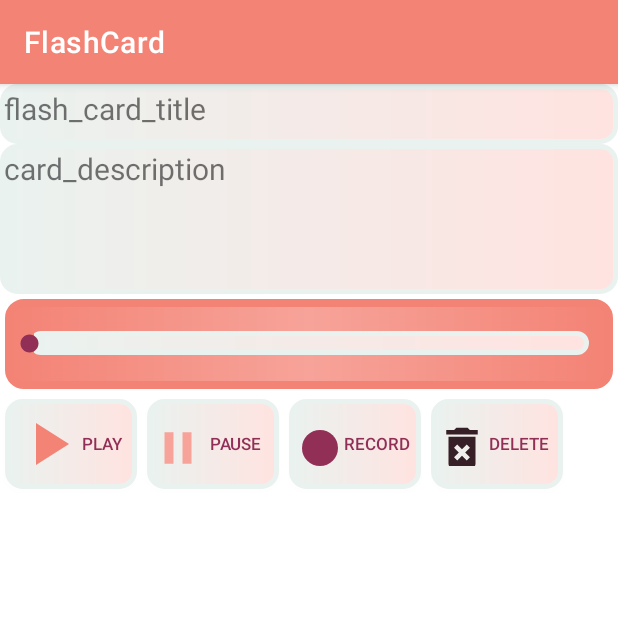
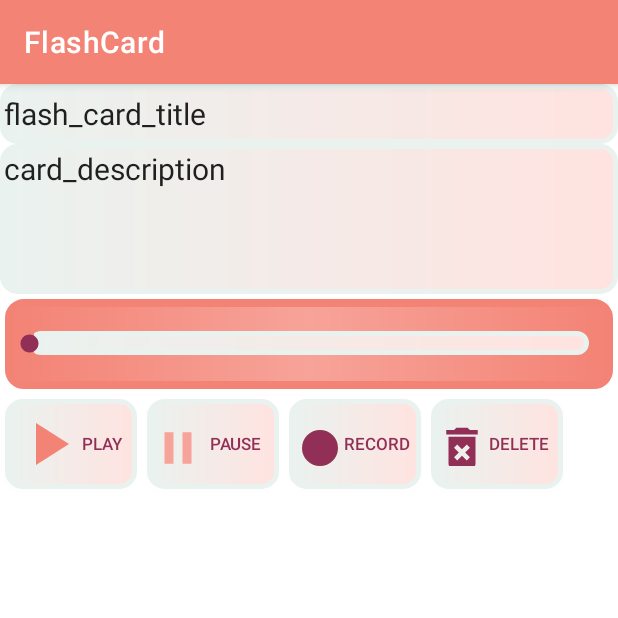
Before and after one commit to Loogibot/FlashCard, an Android app: the fragment card_template shown on its own in the app's theme, on a phone screen of 412 x 824 dp, the top half of it. Run offline under Robolectric (Android 15) with nearby library versions, the light colour scheme and no system bars.

Commit message:
cleaned up most of ui, started on some logic functionality, will need to set up recycler viewsoon

```diff
--- a/app/build.gradle
+++ b/app/build.gradle
@@ -35,7 +35,7 @@ android {
 
 dependencies {
 
-    implementation 'androidx.core:core-ktx:1.9.0'
+    implementation 'androidx.core:core-ktx:1.8.0'
     implementation 'androidx.appcompat:appcompat:1.5.1'
     implementation 'com.google.android.material:material:1.6.1'
     implementation 'androidx.constraintlayout:constraintlayout:2.1.4'
--- a/app/src/main/java/com/loogibot/flashcard/Deck/Deck.kt
+++ b/app/src/main/java/com/loogibot/flashcard/Deck/Deck.kt
@@ -7,6 +7,9 @@ class Deck(val id: Int, val name: String) {
 
     var deck: List<Card> = mutableListOf()
 
+    fun addCard() {
+
+    }
 
 
 }
--- a/app/src/main/res/drawable/custom_empty_bar.xml
+++ b/app/src/main/res/drawable/custom_empty_bar.xml
@@ -15,7 +15,7 @@
             <stroke
                 android:width="5dp"
                 android:color="@color/Fire_Opal"
-                android:dashWidth="20dp"
+                android:dashWidth="10dp"
                 android:dashGap="10dp"/>
         </shape>
     </item>
--- a/app/src/main/res/drawable/ic_baseline_delete_forever_24.xml
+++ b/app/src/main/res/drawable/delete_button.xml
@@ -4,6 +4,6 @@
     android:viewportWidth="20"
     android:viewportHeight="20">
     <path
-        android:fillColor="@color/Old_Burgundy"
+        android:fillColor="@color/Quinacridone_Magenta"
         android:pathData="M6,19c0,1.1 0.9,2 2,2h8c1.1,0 2,-0.9 2,-2L18,7L6,7v12zM8.46,11.88l1.41,-1.41L12,12.59l2.12,-2.12 1.41,1.41L13.41,14l2.12,2.12 -1.41,1.41L12,15.41l-2.12,2.12 -1.41,-1.41L10.59,14l-2.13,-2.12zM15.5,4l-1,-1h-5l-1,1L5,4v2h14L19,4z" />
 </vector>
--- a/app/src/main/res/drawable/ic_baseline_edit_24.xml
+++ b/app/src/main/res/drawable/edit_icon.xml
@@ -4,6 +4,6 @@
     android:viewportWidth="20"
     android:viewportHeight="20">
     <path
-        android:fillColor="@color/Misty_Rose"
+        android:fillColor="@color/Mint_Cream"
         android:pathData="M3,17.25V21h3.75L17.81,9.94l-3.75,-3.75L3,17.25zM20.71,7.04c0.39,-0.39 0.39,-1.02 0,-1.41l-2.34,-2.34c-0.39,-0.39 -1.02,-0.39 -1.41,0l-1.83,1.83 3.75,3.75 1.83,-1.83z" />
 </vector>
--- a/app/src/main/res/layout/audio_buttons.xml
+++ b/app/src/main/res/layout/audio_buttons.xml
@@ -2,7 +2,7 @@
 <GridLayout xmlns:android="http://schemas.android.com/apk/res/android"
     android:layout_width="wrap_content"
     android:layout_height="match_parent"
-    android:columnCount="4" >
+    android:columnCount="4">
 
     <androidx.appcompat.widget.AppCompatButton
         android:id="@+id/play_audio"
@@ -10,9 +10,9 @@
         android:layout_height="60dp"
         android:layout_column="0"
         android:layout_margin="3dp"
+        android:background="@drawable/custom_bar"
         android:drawableStart="@drawable/ic_baseline_play_arrow_24"
         android:text="@string/play_audio"
-        android:background="@drawable/custom_bar"
         android:textColor="@color/Quinacridone_Magenta"
         android:textSize="11sp" />
 
@@ -22,10 +22,10 @@
         android:layout_height="60dp"
         android:layout_column="1"
         android:layout_margin="3dp"
+        android:background="@drawable/custom_bar"
         android:drawableStart="@drawable/ic_baseline_pause_24"
         android:text="@string/pause_audio"
         android:textColor="@color/Quinacridone_Magenta"
-        android:background="@drawable/custom_bar"
         android:textSize="11sp" />
 
     <androidx.appcompat.widget.AppCompatButton
@@ -34,22 +34,22 @@
         android:layout_height="60dp"
         android:layout_column="2"
         android:layout_margin="3dp"
+        android:background="@drawable/custom_bar"
         android:drawableStart="@drawable/ic_baseline_fiber_manual_record_24"
         android:text="@string/record_audio"
         android:textColor="@color/Quinacridone_Magenta"
-        android:background="@drawable/custom_bar"
         android:textSize="11sp" />
 
     <androidx.appcompat.widget.AppCompatButton
         android:id="@+id/delete_audio"
         android:layout_width="wrap_content"
         android:layout_height="60dp"
+        android:layout_column="3"
         android:layout_margin="3dp"
-        android:layout_column="3"
-        android:drawableStart="@drawable/ic_baseline_delete_forever_24"
+        android:background="@drawable/custom_bar"
+        android:drawableStart="@drawable/delete_button"
         android:text="@string/delete_audio"
         android:textColor="@color/Quinacridone_Magenta"
-        android:background="@drawable/custom_bar"
         android:textSize="11sp" />
 
 
--- a/app/src/main/res/layout/card_template.xml
+++ b/app/src/main/res/layout/card_template.xml
@@ -7,7 +7,7 @@
     android:orientation="vertical"
     tools:context=".card_template">
 
-    <TextView
+    <EditText
         android:id="@+id/flash_card_title"
         android:layout_width="match_parent"
         android:layout_height="40dp"
@@ -17,14 +17,16 @@
         app:layout_constraintTop_toTopOf="parent"
         tools:layout_editor_absoluteX="64dp" />
 
-    <TextView
+    <EditText
         android:id="@+id/card_description"
         android:layout_width="match_parent"
         android:layout_height="100dp"
         android:text="@string/card_description"
         android:textSize="20sp"
+        android:gravity="top"
         android:background="@drawable/custom_bar"
-        app:layout_constraintTop_toBottomOf="@+id/flash_card_title" />
+        app:layout_constraintTop_toBottomOf="@+id/flash_card_title"
+        android:autofillHints="" />
 
     <include
         layout="@layout/audio_controls"
--- a/app/src/main/res/layout/deck_for_deck_list.xml
+++ b/app/src/main/res/layout/deck_for_deck_list.xml
@@ -1,8 +1,10 @@
 <?xml version="1.0" encoding="utf-8"?>
 <androidx.appcompat.widget.LinearLayoutCompat xmlns:android="http://schemas.android.com/apk/res/android"
+    xmlns:tools="http://schemas.android.com/tools"
     android:layout_width="match_parent"
     android:layout_height="match_parent"
-    android:orientation="horizontal">
+    android:orientation="horizontal"
+    tools:context=".MainActivity">
 
     <androidx.appcompat.widget.AppCompatButton
         android:id="@+id/deck_template_for_deck_list"
--- a/app/src/main/res/layout/deck_list.xml
+++ b/app/src/main/res/layout/deck_list.xml
@@ -5,6 +5,7 @@
     android:layout_width="match_parent"
     android:layout_height="wrap_content"
     android:layout_margin="3dp"
+    tools:context=".MainActivity"
     app:layout_behavior="@string/appbar_scrolling_view_behavior"
     android:orientation="vertical">
 
--- a/app/src/main/res/values/strings.xml
+++ b/app/src/main/res/values/strings.xml
@@ -24,4 +24,5 @@
     <string name="play_audio_button">play</string>
     <string name="new_deck">NEW DECK +</string>
     <string name="deck_template">DECK_TEMPLATE</string>
+    <string name="edit">EDIT</string>
 </resources>
```
Also changed, not shown: app/src/main/java/com/loogibot/flashcard/Deck/DeckList.kt (added, +18 -0 lines), app/src/main/java/com/loogibot/flashcard/MainActivity.kt (+27 -14 lines), app/src/main/res/layout/activity_main.xml (+4 -4 lines), app/src/main/res/layout/card_for_deck_view.xml (+27 -3 lines), app/src/main/res/layout/deck_template.xml (+13 -6 lines).
